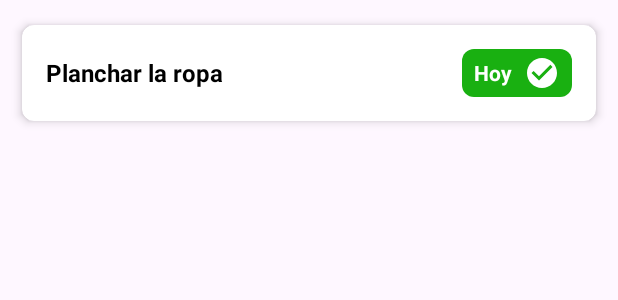
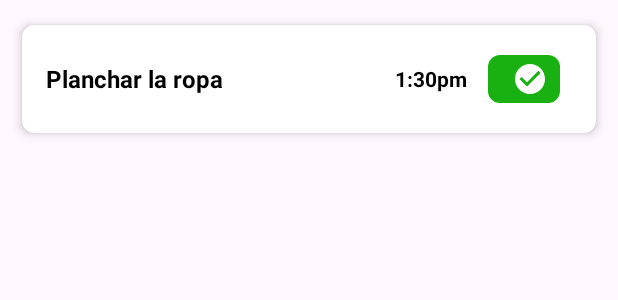
Before and after one commit to abel11604/Taskmate-App, an Android app: the layout tareas_pendientes_item.xml on its own in the app's theme, with its tools: preview values and no code run, on a phone screen of 412 x 824 dp. Shown: the top 300 px of the screen. Run offline under Robolectric (Android 15) with nearby library versions, the light colour scheme and no system bars.

Commit message:
clases entidades

```diff
--- /dev/null
+++ b/TaskMateApp/app/src/main/java/mx/edu/itson/taskmateapp/Tarea.kt
@@ -0,0 +1,4 @@
+package mx.edu.itson.taskmateapp
+class Tarea(        val id: String,
+                    var nombreTarea: String,
+                    var descripcion: String)
--- /dev/null
+++ b/TaskMateApp/app/src/main/java/mx/edu/itson/taskmateapp/Usuario.kt
@@ -0,0 +1,3 @@
+package mx.edu.itson.taskmateapp
+
+class Usuario( val id: String,var username: String,var correo:String,var password:String)
--- /dev/null
+++ b/TaskMateApp/app/src/main/java/mx/edu/itson/taskmateapp/UsuarioAsignado.kt
@@ -0,0 +1,4 @@
+package mx.edu.itson.taskmateapp
+
+class UsuarioAsignado(val idUsuario: String,
+                      var rol: String)
--- a/TaskMateApp/app/src/main/res/layout/tareas_pendientes_item.xml
+++ b/TaskMateApp/app/src/main/res/layout/tareas_pendientes_item.xml
@@ -33,8 +33,26 @@ android:padding="16dp">
         android:textColor="@color/black"
         android:textSize="16sp"
         android:textStyle="bold" />
+    <LinearLayout
+        android:layout_width="wrap_content"
+        android:layout_height="wrap_content"
+        android:orientation="horizontal"
+        android:gravity="center_vertical"
+        android:paddingHorizontal="8dp"
+        android:paddingVertical="4dp">
 
-    <LinearLayout
+        <TextView
+            android:id="@+id/tvHoraTarea"
+            android:layout_width="wrap_content"
+            android:layout_height="wrap_content"
+            android:text="1:30pm"
+            android:textColor="@android:color/black"
+            android:textSize="14sp"
+            android:textStyle="bold"
+            android:layout_marginRight="14dp"
+            />
+
+        <LinearLayout
         android:layout_width="wrap_content"
         android:layout_height="wrap_content"
         android:orientation="horizontal"
@@ -43,14 +61,7 @@ android:padding="16dp">
         android:paddingVertical="4dp"
         android:background="@drawable/bg_state_indicator" >
 
-        <TextView
-            android:id="@+id/tvState"
-            android:layout_width="wrap_content"
-            android:layout_height="wrap_content"
-            android:text="Hoy"
-            android:textSize="14sp"
-            android:textStyle="bold"
-            android:textColor="@android:color/white" />
+
 
         <ImageView
             android:layout_width="24dp"
@@ -60,7 +71,7 @@ android:padding="16dp">
             android:tint="@android:color/white" />
     </LinearLayout>
 </LinearLayout>
-
+</LinearLayout>
 
 <TextView
     android:id="@+id/tvTaskDescription"
--- a/TaskMateApp/app/src/main/res/values/themes.xml
+++ b/TaskMateApp/app/src/main/res/values/themes.xml
@@ -5,7 +5,7 @@
         <item name="colorPrimary">@color/white</item>
         <item name="colorPrimaryVariant">@color/lightSkyBlue</item>
         <item name="colorOnPrimary">@color/white</item>
-        <item name="colorSecondaryContainer">@color/lightSkyBlue</item>
+        <item name="colorSecondaryContainer">@color/lightBlue</item>
 
     </style>
     <style name="Theme.TaskMateApp" parent="Base.Theme.TaskMateApp" />
```
Also changed, not shown: TaskMateApp/app/src/main/java/mx/edu/itson/taskmateapp/Hogar.kt (added, +8 -0 lines), TaskMateApp/app/src/main/java/mx/edu/itson/taskmateapp/TareaAsignada.kt (added, +12 -0 lines).
